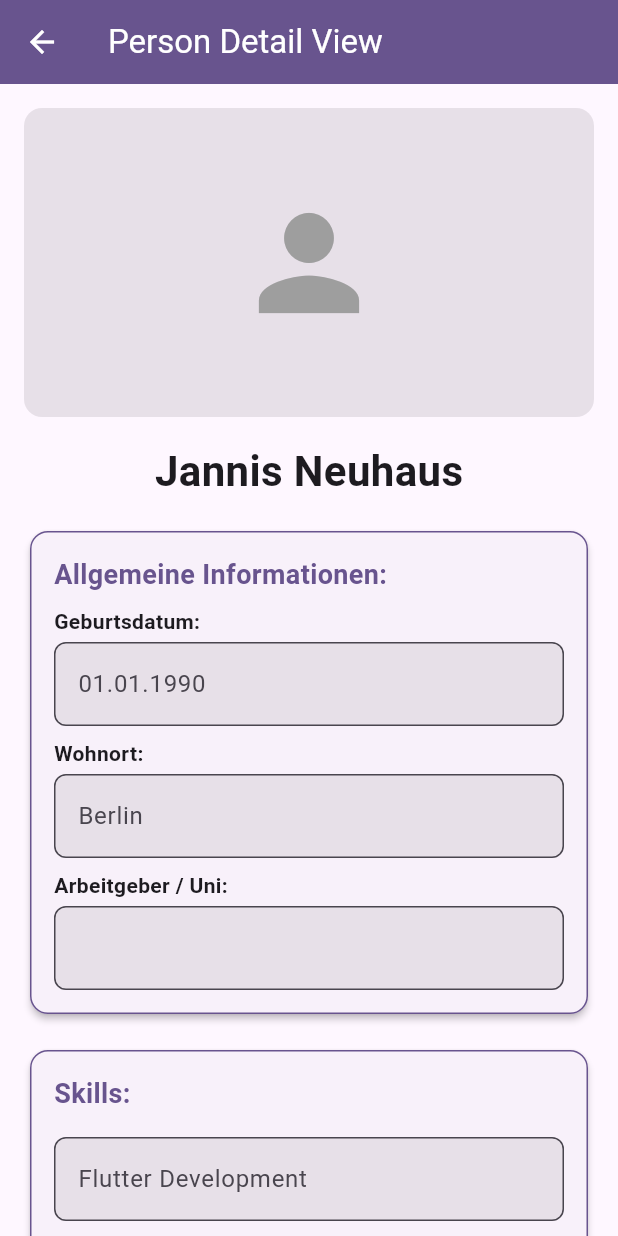
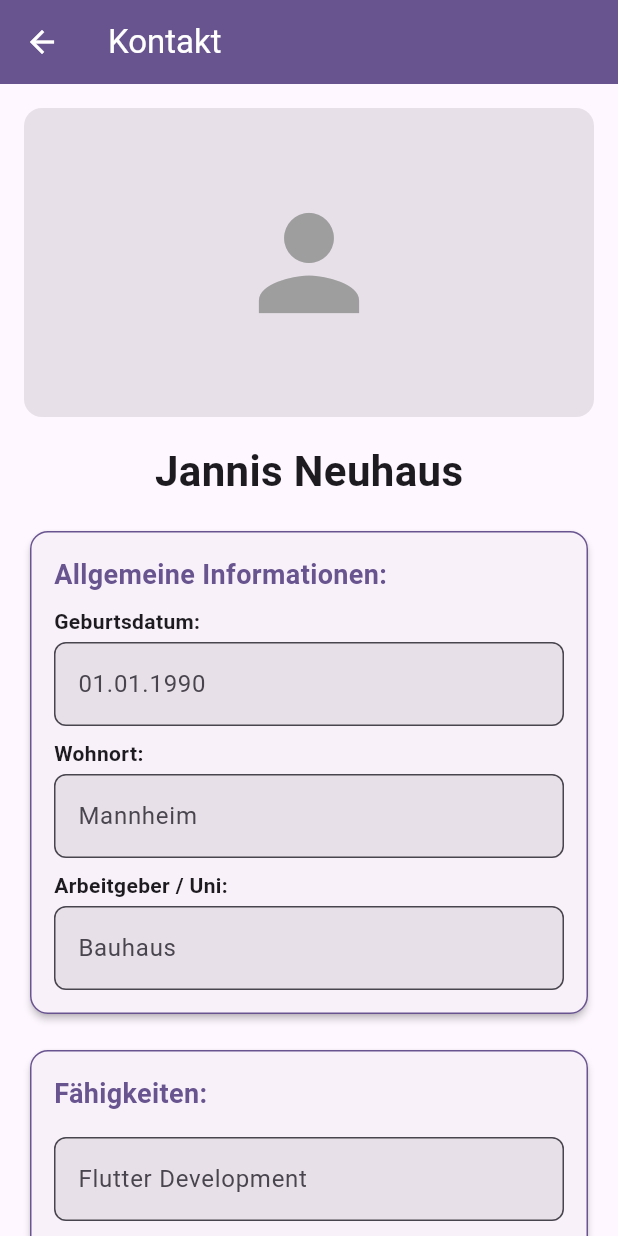
Before and after one commit to Driemtax/connect2, a Flutter app: the PersonCardView screen opened directly, on a phone screen of 412 x 824 dp. Run offline on Flutter 3.47's test engine with Material 3 defaults, Android fonts, the phone set to English and light mode, and no system bars; our stand-ins replace image_picker.

Commit message:
feat: Replaced Dummy Data with variables, finished View, no DB Connection

```diff
--- a/lib/screens/person_card_view.dart
+++ b/lib/screens/person_card_view.dart
@@ -7,16 +7,25 @@ class PersonCardView extends StatefulWidget {
   const PersonCardView({super.key});
 
   @override
+  // ignore: library_private_types_in_public_api
   _PersonCardViewState createState() => _PersonCardViewState();
 }
 
 class _PersonCardViewState extends State<PersonCardView> {
-  final List<Note> _notizenListe = [
+  // General Information
+  String _name = "Jannis Neuhaus";
+  String _birthDate = "01.01.1990";
+  String _residence = "Mannheim";
+  String _employer = "Bauhaus";
+
+  // Notes
+  final List<Note> _noteList = [
     Note(date: '01.01.2023', text: 'Erste Notiz'),
     Note(date: '02.01.2023', text: 'Zweite Notiz'),
     Note(date: '03.01.2023', text: 'Dritte Notiz'),
   ];
 
+  // Skills
   final List<String> _skills = [
     "Flutter Development",
     "Dart Programming",
@@ -26,19 +35,27 @@ class _PersonCardViewState extends State<PersonCardView> {
   ];
 
   File? _imageFile;
+  final ImagePicker _picker = ImagePicker();
 
-  final ImagePicker _picker = ImagePicker();
+  void updatePersonalInfo(String name, String birthDate, String residence, String employer) {
+    setState(() {
+      _name = name;
+      _birthDate = birthDate;
+      _residence = residence;
+      _employer = employer;
+    });
+  }
 
   void _addNotiz(String newText) {
     setState(() {
       String formattedDate = DateFormat('dd.MM.yyyy').format(DateTime.now());
-      _notizenListe.add(Note(date: formattedDate, text: newText));
+      _noteList.add(Note(date: formattedDate, text: newText));
     });
   }
 
   void _deleteNotiz(int index) {
     setState(() {
-      _notizenListe.removeAt(index);
+      _noteList.removeAt(index);
     });
   }
 
@@ -156,7 +173,7 @@ class _PersonCardViewState extends State<PersonCardView> {
 
     return Scaffold(
       appBar: AppBar(
-        title: const Text('Person Detail View'),
+        title: const Text('Kontakt'),
         backgroundColor: colorScheme.primary,
         foregroundColor: const Color.fromRGBO(255, 255, 255, 1),
       ),
@@ -191,7 +208,7 @@ class _PersonCardViewState extends State<PersonCardView> {
               const SizedBox(height: 16),
               Center(
                 child: Text(
-                  "Jannis Neuhaus",
+                  _name,
                   style: TextStyle(
                     fontSize: 28,
                     fontWeight: FontWeight.bold,
@@ -206,11 +223,11 @@ class _PersonCardViewState extends State<PersonCardView> {
                 colorScheme,
                 'Allgemeine Informationen',
                 [
-                  _buildEditableInfoRow("Geburtsdatum", "01.01.1990", colorScheme),
+                  _buildEditableInfoRow("Geburtsdatum", _birthDate, colorScheme),
                   const SizedBox(height: 8),
-                  _buildEditableInfoRow("Wohnort", "Berlin", colorScheme),
+                  _buildEditableInfoRow("Wohnort", _residence, colorScheme),
                   const SizedBox(height: 8),
-                  _buildEditableInfoRow("Arbeitgeber / Uni", "", colorScheme)
+                  _buildEditableInfoRow("Arbeitgeber / Uni", _employer, colorScheme)
                 ],
               ),
 
@@ -219,7 +236,7 @@ class _PersonCardViewState extends State<PersonCardView> {
               // Skills
               _buildInfoCard(
                 colorScheme,
-                'Skills',
+                'Fähigkeiten',
                 [
                   ListView.builder(
                     shrinkWrap: true,
@@ -281,9 +298,9 @@ class _PersonCardViewState extends State<PersonCardView> {
                   ListView.builder(
                     shrinkWrap: true,
                     physics: const NeverScrollableScrollPhysics(),
-                    itemCount: _notizenListe.length,
+                    itemCount: _noteList.length,
                     itemBuilder: (context, index) {
-                      final notiz = _notizenListe[index];
+                      final notiz = _noteList[index];
                       return Dismissible(
                         key: UniqueKey(),
                         direction: DismissDirection.startToEnd,
@@ -330,11 +347,11 @@ class _PersonCardViewState extends State<PersonCardView> {
                   ),
                   const SizedBox(height: 16), // Abstand für den Floating Button
                 ],
-                /*floatingActionButton: FloatingActionButton.small(
+                floatingActionButton: FloatingActionButton.small(
                   onPressed: () => _showAddItemDialog(_addNotiz),
                   backgroundColor: colorScheme.primaryContainer,
                   child: Icon(Icons.add, color: colorScheme.onPrimaryContainer),
-                )*/
+                )
               ),
             ],
           ),
@@ -343,7 +360,6 @@ class _PersonCardViewState extends State<PersonCardView> {
     );
   }
 
-  // Card Widget für Info-Sektionen
   Widget _buildInfoCard(ColorScheme colorScheme, String title, List<Widget> content, {FloatingActionButton? floatingActionButton}) {
     return Stack(
       children: [
@@ -388,7 +404,6 @@ class _PersonCardViewState extends State<PersonCardView> {
     );
   }
 
-  // Editierbare Info-Reihe
   Widget _buildEditableInfoRow(String? label, String value, ColorScheme colorScheme) {
     if (label == null) {
       return Column(
@@ -442,7 +457,6 @@ class _PersonCardViewState extends State<PersonCardView> {
   }
 }
 
-// Notiz-Klasse
 class Note {
   final String date;
   final String text;
```
Also changed, not shown: 1 other file.
